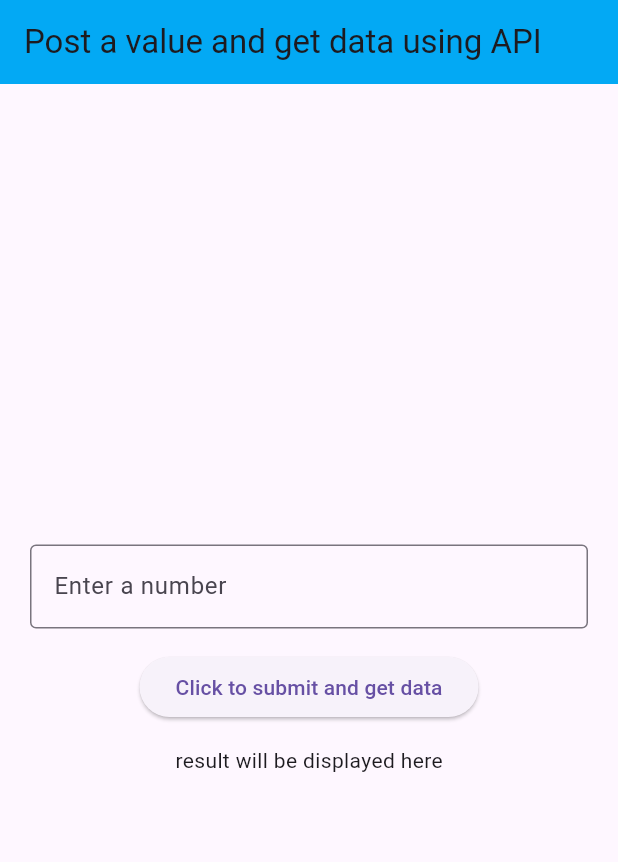
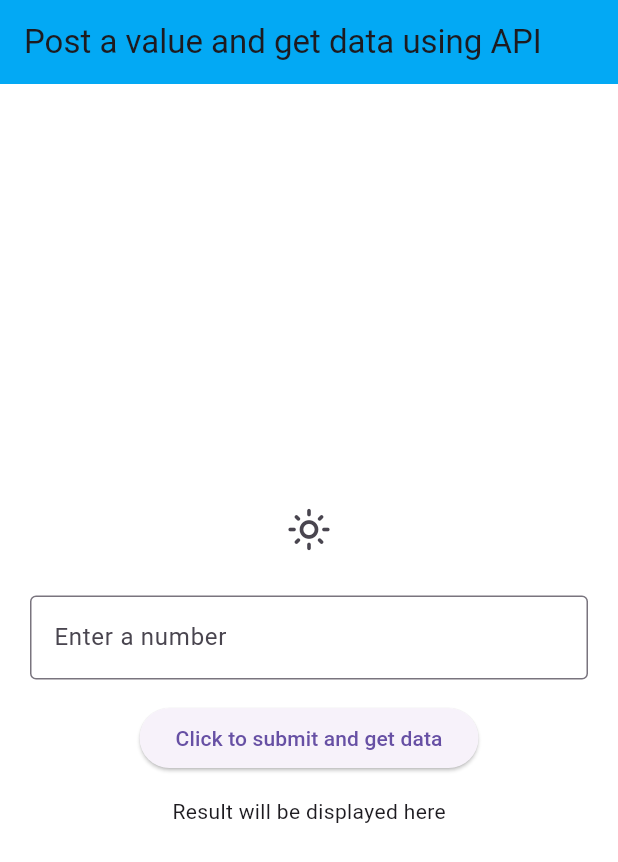
Before and after one commit to codex7Teen/sample_api_proj, a Flutter app: the screen it shows after launch, after a tap on "Click to submit and get data", on a phone screen of 412 x 824 dp. Shown: the top 862 px of the screen. Run offline on Flutter 3.47's test engine with Material 3 defaults, Android fonts, the phone set to English and light mode, and no system bars; network calls fail.

Commit message:
dark mode basic done

```diff
--- a/lib/api.dart
+++ b/lib/api.dart
@@ -1,6 +1,11 @@
+import 'dart:convert';
+
 import 'package:http/http.dart' as http;
+import 'package:sample_api/get_number_fact_model/get_number_fact_model.dart';
 
-Future<void> getNumberFact({required String number}) async {
+Future<GetNumberFactModel> getNumberFact({required String number}) async {
   final response = await http.get(Uri.parse('http://numbersapi.com/$number?json'));
-  print(response.body);
+  final bodyAsJson = jsonDecode(response.body) as Map<String, dynamic>;
+  final data = GetNumberFactModel.fromJson(bodyAsJson);
+  return data;
 }
--- a/lib/home.dart
+++ b/lib/home.dart
@@ -3,10 +3,18 @@
 import 'package:flutter/material.dart';
 import 'package:sample_api/api.dart';
 
-class ScreenHome extends StatelessWidget {
-   ScreenHome({super.key});
+class ScreenHome extends StatefulWidget {
+  final bool isDarkMode;
+  final VoidCallback onToggleDarkMode;
 
-  String _resultText = 'result will be displayed here';
+   ScreenHome({required this.isDarkMode, required this.onToggleDarkMode});
+
+  @override
+  State<ScreenHome> createState() => _ScreenHomeState();
+}
+
+class _ScreenHomeState extends State<ScreenHome> {
+  String _resultText = 'Result will be displayed here';
 
   final numberInputController = TextEditingController();
 
@@ -22,17 +30,26 @@ class ScreenHome extends StatelessWidget {
           child: Column(
             mainAxisAlignment: MainAxisAlignment.center,
             children: [
-                 TextField(
+              IconButton(onPressed: () {
+                widget.onToggleDarkMode();
+              }, icon: Icon(Icons.light_mode_outlined, size: 30,)),
+              SizedBox(height: 20,),              TextField(
                 controller: numberInputController,
                 keyboardType: TextInputType.number,
-                  decoration: InputDecoration(border: OutlineInputBorder(), hintText: 'Enter a number'),
+                decoration: InputDecoration(
+                    border: OutlineInputBorder(), hintText: 'Enter a number'),
               ),
               SizedBox(height: 15),
               ElevatedButton(
-                    onPressed: () {
+                  onPressed: () async {
                     final number = numberInputController.text;
-                      getNumberFact(number: number);
-                    }, child: Text('Click to submit and get data')),
+                    final result = await getNumberFact(number: number);
+
+                    setState(() {
+                      _resultText = result.text ?? 'No text found';
+                    });
+                  },
+                  child: Text('Click to submit and get data')),
               SizedBox(height: 15),
               Text(_resultText)
             ],
--- a/lib/main.dart
+++ b/lib/main.dart
@@ -7,13 +7,29 @@ void main() {
   runApp(MyApp());
 }
 
-class MyApp extends StatelessWidget {
+class MyApp extends StatefulWidget {
   const MyApp({super.key});
+
+  @override
+  State<MyApp> createState() => _MyAppState();
+}
+
+class _MyAppState extends State<MyApp> {
+  bool isDarkMode = false;
+
+  void toggleDarkMode() {
+    setState(() {
+      isDarkMode = !isDarkMode;
+    });
+  }
 
   @override
   Widget build(BuildContext context) {
     return MaterialApp(
-      home: ScreenHome()
+      theme: ThemeData(
+        scaffoldBackgroundColor:isDarkMode ? Colors.black : Colors.white,
+      ),
+      home: ScreenHome(isDarkMode: isDarkMode, onToggleDarkMode: toggleDarkMode,)
     );
   }
 }
```
Also changed, not shown: lib/get_number_fact_model/get_number_fact_model.g.dart (added), pubspec.lock. Lines whose indentation alone changed are shown as unchanged.
